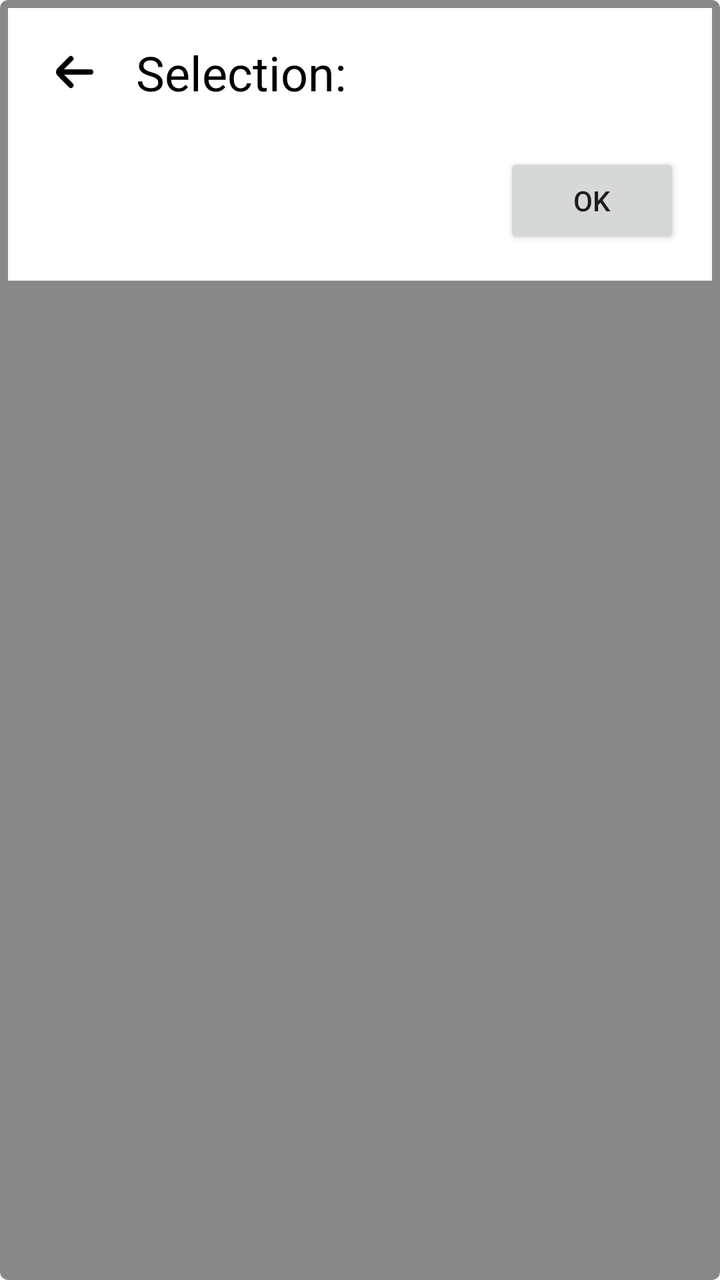
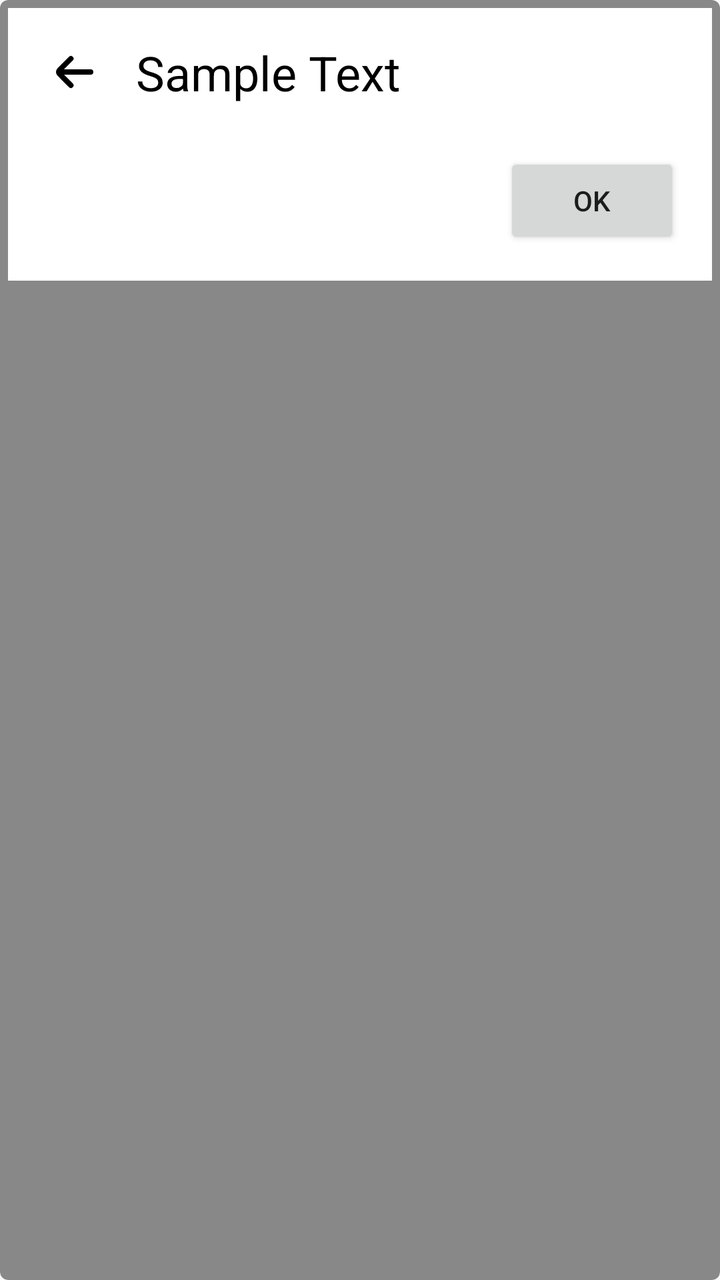

An Android layout rendered at two revisions. The XML below is the earlier revision; the diff shows what the commit changed to produce the second picture.
<!-- AndroidManifest.xml: application theme Theme.PlainContainers -->
<!-- res/layout/popup_selection.xml -->
<?xml version="1.0" encoding="utf-8"?>
<androidx.cardview.widget.CardView
    xmlns:android="http://schemas.android.com/apk/res/android"
    xmlns:app="http://schemas.android.com/apk/res-auto"
    android:layout_width="wrap_content"
    android:layout_height="wrap_content"
    app:cardCornerRadius="@dimen/cornerRadiusDefault"
    app:cardBackgroundColor="@color/border"
    app:cardElevation="0dp"
    >

    <LinearLayout
        android:layout_width="wrap_content"
        android:layout_height="wrap_content"
        android:orientation="vertical"
        android:background="@color/backgroundDefault"
        android:layout_margin="@dimen/borderThicknessMedium"
        android:padding="@dimen/viewPadding"
        >

        <RelativeLayout
            android:layout_width="wrap_content"
            android:layout_height="wrap_content">

            <ImageButton
                android:id="@+id/btnSelectionBack"
                android:layout_width="wrap_content"
                android:layout_height="wrap_content"
                android:minWidth="@dimen/popupSelectionBackIconMinSize"
                android:minHeight="@dimen/popupSelectionBackIconMinSize"
                android:src="@drawable/arrow_small_left_24"
                android:contentDescription="@string/accessibility_btn_dismiss_popup"
                android:scaleType="centerCrop"
                android:background="@color/backgroundDefault"
                android:layout_centerVertical="true"
            />

            <TextView
                android:id="@+id/tvPopupSelectionTitle"
                android:layout_width="wrap_content"
                android:layout_height="wrap_content"
                android:text="Selection:"
                android:textAppearance="@style/Widget.PlainContainers.Text.Title"
                android:layout_centerVertical="true"
                android:layout_toEndOf="@id/btnSelectionBack"
                android:layout_marginLeft="@dimen/popupListTitleMargin"
            />
        </RelativeLayout>

        <RelativeLayout
            android:layout_width="wrap_content"
            android:layout_height="wrap_content">

            <ListView
                android:id="@+id/lvPopupSelectionList"
                android:layout_width="wrap_content"
                android:layout_height="wrap_content"
                android:layout_marginTop="@dimen/popupListItemListMargin"
                android:divider="@color/backgroundDefault"
                android:dividerHeight="@dimen/emptyDividerHeight"
            />

            <Button
                android:id="@+id/btnSelectionOk"
                android:layout_width="wrap_content"
                android:layout_height="wrap_content"
                android:layout_below="@id/lvPopupSelectionList"
                android:layout_alignParentRight="true"
                android:textAllCaps="false"
                android:text="@string/general_btn_ok"
            />
        </RelativeLayout>
    </LinearLayout>
</androidx.cardview.widget.CardView>
<!-- resources referenced by this layout -->
<resources>
  <color name="backgroundDefault">@color/white</color>
  <color name="border">@color/dark_gray</color>
  <dimen name="borderThicknessMedium">4dp</dimen>
  <dimen name="cornerRadiusDefault">4dp</dimen>
  <dimen name="emptyDividerHeight">16dp</dimen>
  <dimen name="popupListItemListMargin">24dp</dimen>
  <dimen name="popupListTitleMargin">16dp</dimen>
  <dimen name="popupSelectionBackIconMinSize">32dp</dimen>
  <dimen name="viewPadding">16dp</dimen>
  <!-- drawable arrow_small_left_24 (drawable) -->
  <vector xmlns:android="http://schemas.android.com/apk/res/android" android:height="24dp" android:viewportHeight="24" android:viewportWidth="24" android:width="24dp">
        
      <path android:fillColor="#FF000000" android:pathData="M19,11H9l3.29,-3.29a1,1 0,0 0,0 -1.42,1 1,0 0,0 -1.41,0l-4.29,4.3A2,2 0,0 0,6 12H6a2,2 0,0 0,0.59 1.4l4.29,4.3a1,1 0,1 0,1.41 -1.42L9,13H19a1,1 0,0 0,0 -2Z"/>
      
  </vector>
  <string name="accessibility_btn_dismiss_popup">Cancel</string>
  <string name="general_btn_ok">OK</string>
  <style name="Widget.PlainContainers.Text.Title" parent="Theme.PlainContainers">
          <item name="android:textSize">@dimen/fontSizeTitle</item>
          <item name="android:textColor">@color/textColorTitle</item>
      </style>
  <style name="Theme.PlainContainers" parent="Theme.AppCompat.Light.NoActionBar">
          <item name="android:windowTranslucentStatus">true</item>
      </style>
  <color name="white">#FFFFFFFF</color>
  <color name="dark_gray">#888</color>
  <dimen name="fontSizeTitle">24sp</dimen>
  <color name="textColorTitle">@color/black</color>
  <color name="black">#FF000000</color>
</resources>

<!-- the commit's change to res/layout/popup_selection.xml (unified diff, before → after) -->
@@ -39,7 +39,7 @@
                 android:id="@+id/tvPopupSelectionTitle"
                 android:layout_width="wrap_content"
                 android:layout_height="wrap_content"
-                android:text="Selection:"
+                android:text="@string/debug_sample_text"
                 android:textAppearance="@style/Widget.PlainContainers.Text.Title"
                 android:layout_centerVertical="true"
                 android:layout_toEndOf="@id/btnSelectionBack"
<!-- resource entries referenced after the edit -->
@@ -16,6 +16,7 @@
       
   </vector>
   <string name="accessibility_btn_dismiss_popup">Cancel</string>
+  <string name="debug_sample_text" translatable="false">Sample Text</string>
   <string name="general_btn_ok">OK</string>
   <style name="Widget.PlainContainers.Text.Title" parent="Theme.PlainContainers">
           <item name="android:textSize">@dimen/fontSizeTitle</item>
